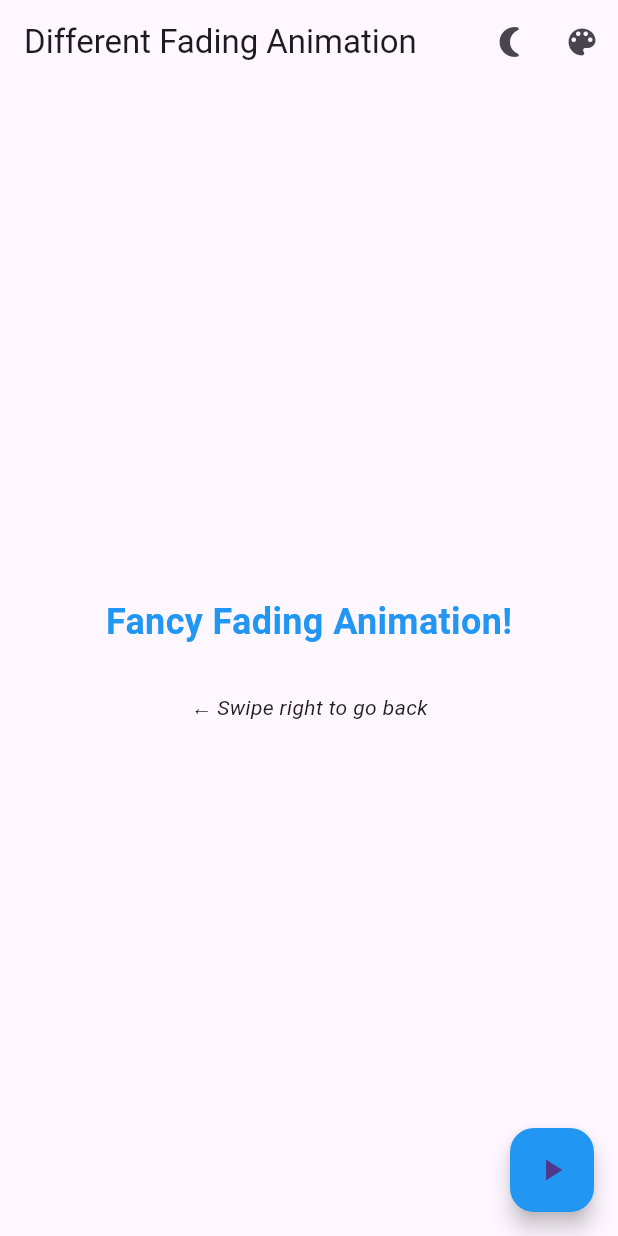
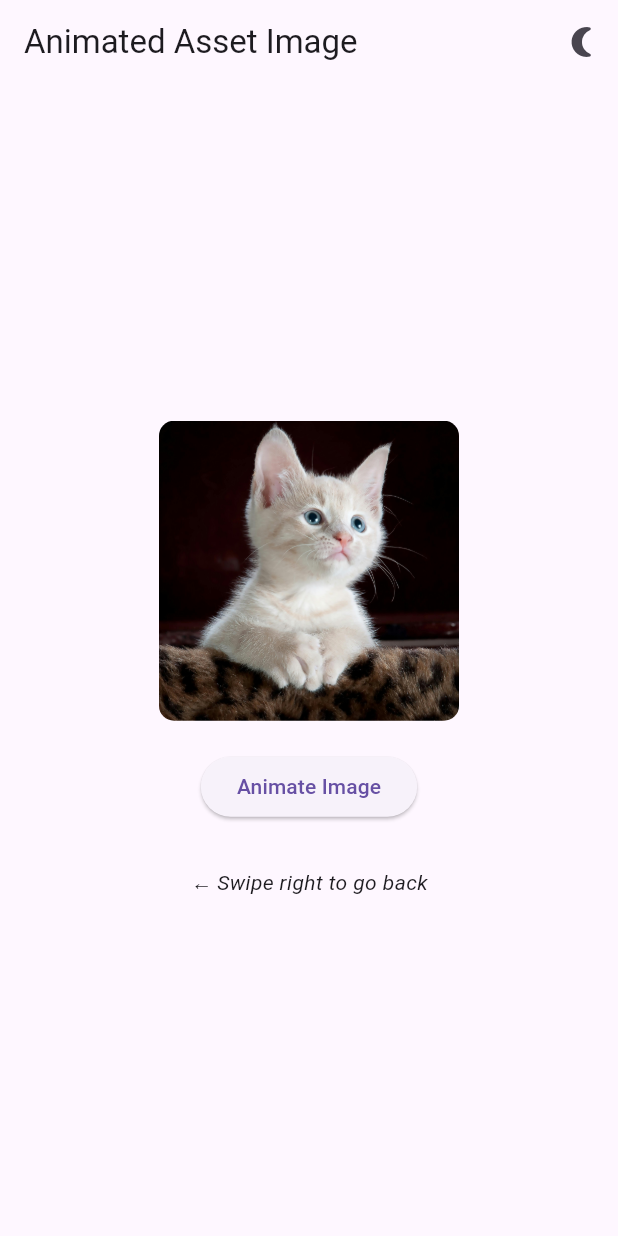
Before and after one commit to abdulmujeeb4ahmed/flutter_animations, a Flutter app: the screen it shows after launch, swiped to page 2, on a phone screen of 412 x 824 dp. Run offline on Flutter 3.47's test engine with Material 3 defaults, Android fonts, the phone set to English and light mode, and no system bars.

Commit message:
Updated animations and added asset images

```diff
--- a/lib/main.dart
+++ b/lib/main.dart
@@ -5,6 +5,8 @@ void main() {
 }
 
 class MyApp extends StatefulWidget {
+  const MyApp({super.key});
+
   @override
   _MyAppState createState() => _MyAppState();
 }
@@ -15,7 +17,7 @@ class _MyAppState extends State<MyApp> {
   @override
   Widget build(BuildContext context) {
     return MaterialApp(
-      title: 'Fading Text Animation',
+      title: 'Fading Text & Image Animation',
       theme: _isDarkMode ? ThemeData.dark() : ThemeData.light(),
       home: FadingTextAnimation(
         toggleTheme: () {
@@ -33,7 +35,11 @@ class FadingTextAnimation extends StatefulWidget {
   final Function toggleTheme;
   final bool isDarkMode;
 
-  FadingTextAnimation({required this.toggleTheme, required this.isDarkMode});
+  const FadingTextAnimation({
+    super.key,
+    required this.toggleTheme,
+    required this.isDarkMode,
+  });
 
   @override
   _FadingTextAnimationState createState() => _FadingTextAnimationState();
@@ -41,6 +47,7 @@ class FadingTextAnimation extends StatefulWidget {
 
 class _FadingTextAnimationState extends State<FadingTextAnimation> {
   bool _isVisible = true;
+  bool _isRounded = false;
   Color _textColor = Colors.blue;
 
   @override
@@ -50,8 +57,7 @@ class _FadingTextAnimationState extends State<FadingTextAnimation> {
   }
 
   void _startFadingAnimation() {
-    // Automatically toggle visibility every 2 seconds.
-    Future.delayed(Duration(seconds: 2), () {
+    Future.delayed(const Duration(seconds: 2), () {
       if (mounted) {
         setState(() {
           _isVisible = !_isVisible;
@@ -64,6 +70,12 @@ class _FadingTextAnimationState extends State<FadingTextAnimation> {
   void toggleVisibility() {
     setState(() {
       _isVisible = !_isVisible;
+    });
+  }
+
+  void toggleImageShape() {
+    setState(() {
+      _isRounded = !_isRounded;
     });
   }
 
@@ -100,15 +112,15 @@ class _FadingTextAnimationState extends State<FadingTextAnimation> {
   Widget build(BuildContext context) {
     return PageView(
       children: [
-        // First Animation Page
+        // First Page: Fading Text Animation
         Scaffold(
           appBar: AppBar(
             title: const Text('Fading Text Animation'),
             actions: [
               IconButton(
-                icon: Icon(
-                  widget.isDarkMode ? Icons.wb_sunny : Icons.nightlight_round,
-                ),
+                icon: Icon(widget.isDarkMode
+                    ? Icons.wb_sunny
+                    : Icons.nightlight_round),
                 onPressed: () => widget.toggleTheme(),
                 tooltip: 'Toggle Theme',
               ),
@@ -142,27 +154,22 @@ class _FadingTextAnimationState extends State<FadingTextAnimation> {
           ),
           floatingActionButton: FloatingActionButton(
             onPressed: toggleVisibility,
+            backgroundColor: _textColor,
             child: const Icon(Icons.play_arrow),
-            backgroundColor: _textColor,
           ),
         ),
 
-        // Second Animation Page with Different Duration
+        // Second Page: Animated Image with Rounded Corners
         Scaffold(
           appBar: AppBar(
-            title: const Text('Different Fading Animation'),
+            title: const Text('Animated Asset Image'),
             actions: [
               IconButton(
-                icon: Icon(
-                  widget.isDarkMode ? Icons.wb_sunny : Icons.nightlight_round,
-                ),
+                icon: Icon(widget.isDarkMode
+                    ? Icons.wb_sunny
+                    : Icons.nightlight_round),
                 onPressed: () => widget.toggleTheme(),
                 tooltip: 'Toggle Theme',
-              ),
-              IconButton(
-                icon: const Icon(Icons.color_lens),
-                onPressed: _showColorPicker,
-                tooltip: 'Change Text Color',
               ),
             ],
           ),
@@ -170,18 +177,23 @@ class _FadingTextAnimationState extends State<FadingTextAnimation> {
             child: Column(
               mainAxisAlignment: MainAxisAlignment.center,
               children: [
-                AnimatedOpacity(
-                  opacity: _isVisible ? 1.0 : 0.0,
-                  duration: const Duration(milliseconds: 1500),
+                AnimatedContainer(
+                  duration: const Duration(seconds: 1),
                   curve: Curves.easeInOut,
-                  child: Text(
-                    'Fancy Fading Animation!',
-                    style: TextStyle(
-                      fontSize: 24,
-                      color: _textColor,
-                      fontWeight: FontWeight.bold,
+                  width: 200,
+                  height: 200,
+                  decoration: BoxDecoration(
+                    borderRadius: BorderRadius.circular(_isRounded ? 100 : 10),
+                    image: const DecorationImage(
+                      image: AssetImage('assets/cat.jpg'), // Using Asset Image
+                      fit: BoxFit.cover,
                     ),
                   ),
+                ),
+                const SizedBox(height: 20),
+                ElevatedButton(
+                  onPressed: toggleImageShape,
+                  child: const Text('Animate Image'),
                 ),
                 const SizedBox(height: 30),
                 const Text(
@@ -190,11 +202,6 @@ class _FadingTextAnimationState extends State<FadingTextAnimation> {
                 ),
               ],
             ),
-          ),
-          floatingActionButton: FloatingActionButton(
-            onPressed: toggleVisibility,
-            child: const Icon(Icons.play_arrow),
-            backgroundColor: _textColor,
           ),
         ),
       ],
@@ -208,10 +215,10 @@ class BlockPicker extends StatefulWidget {
   final ValueChanged<Color> onColorChanged;
 
   const BlockPicker({
-    Key? key,
+    super.key,
     required this.pickerColor,
     required this.onColorChanged,
-  }) : super(key: key);
+  });
 
   @override
   _BlockPickerState createState() => _BlockPickerState();
@@ -243,7 +250,7 @@ class _BlockPickerState extends State<BlockPicker> {
 
   @override
   Widget build(BuildContext context) {
-    return Container(
+    return SizedBox(
       width: 280,
       height: 280,
       child: GridView.count(
--- a/pubspec.yaml
+++ b/pubspec.yaml
@@ -52,6 +52,9 @@ dev_dependencies:
 
 # The following section is specific to Flutter packages.
 flutter:
+  assets:
+    - assets/cat.jpg
+
 
   # The following line ensures that the Material Icons font is
   # included with your application, so that you can use the icons in
```
Also changed, not shown: assets/cat.jpg (added), pubspec.lock.
